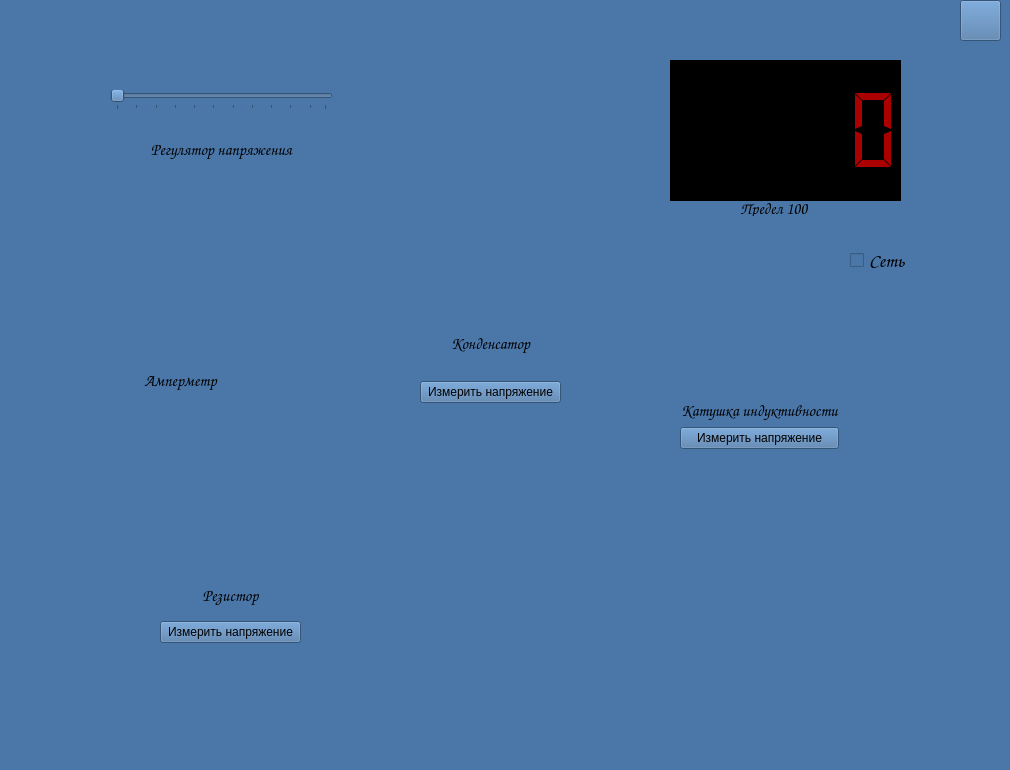
This is forms_ui/laba15.ui in doktorfish0078/SimulationOfLaboratoryWork as Qt 5 draws it before an edit. The edited form follows.
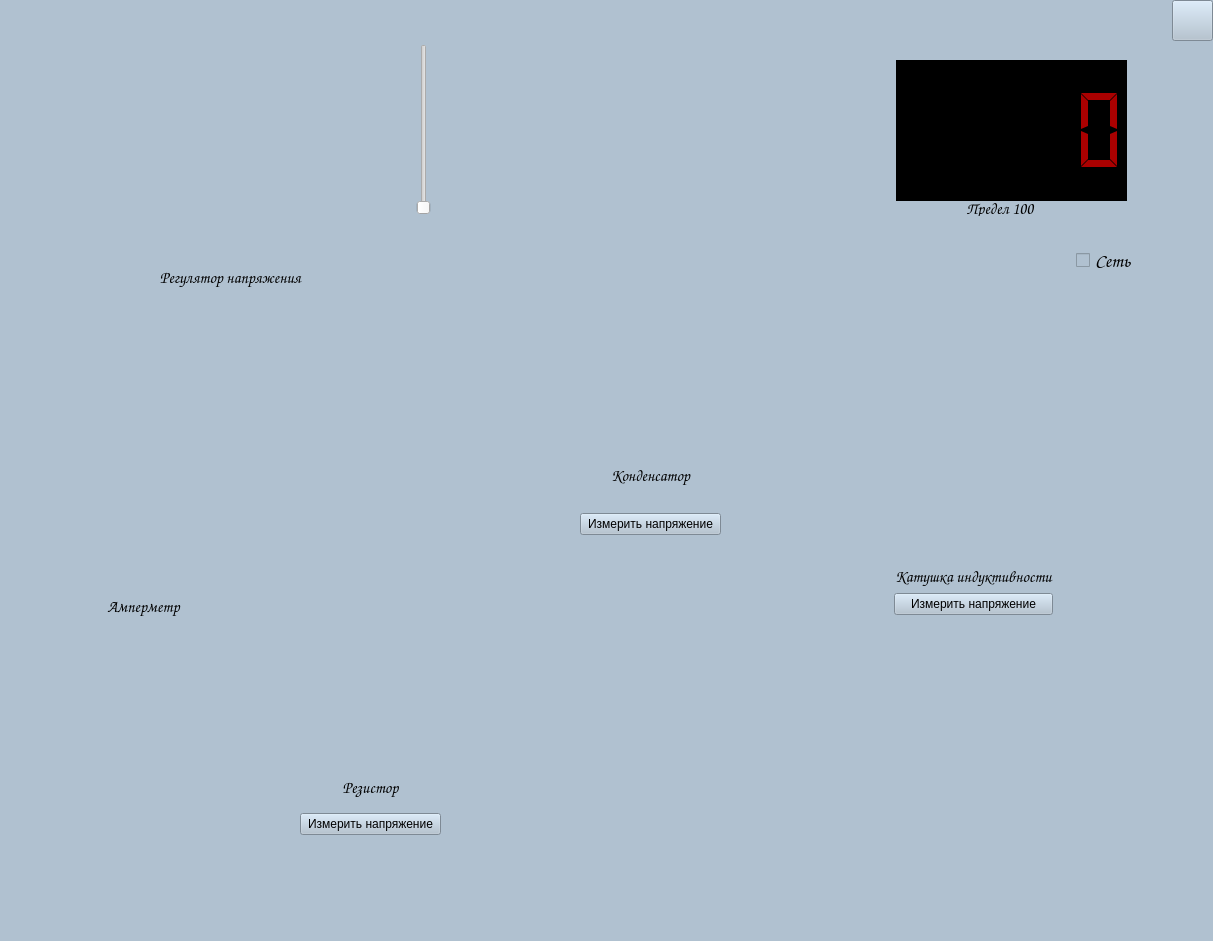
This is the edited form. Icons and pictures are not drawn.

The edit to the form file:
```diff
--- a/forms_ui/laba15.ui
+++ b/forms_ui/laba15.ui
@@ -6,79 +6,45 @@
    <rect>
     <x>0</x>
     <y>0</y>
-    <width>1010</width>
-    <height>770</height>
+    <width>1213</width>
+    <height>941</height>
    </rect>
   </property>
   <property name="minimumSize">
    <size>
-    <width>1010</width>
-    <height>770</height>
+    <width>0</width>
+    <height>0</height>
    </size>
   </property>
   <property name="maximumSize">
    <size>
-    <width>1010</width>
-    <height>770</height>
+    <width>11111</width>
+    <height>11111</height>
    </size>
   </property>
   <property name="windowTitle">
    <string>MainWindow</string>
   </property>
   <property name="styleSheet">
-   <string notr="true">background-color: rgb(74, 118, 168);</string>
+   <string notr="true">background-color: rgb(176,193,208);</string>
   </property>
   <widget class="QWidget" name="centralwidget">
    <widget class="QWidget" name="verticalLayoutWidget">
     <property name="geometry">
      <rect>
-      <x>60</x>
-      <y>260</y>
+      <x>22</x>
+      <y>352</y>
       <width>241</width>
       <height>241</height>
      </rect>
     </property>
-    <layout class="QVBoxLayout" name="verticalLayout">
-     <item>
-      <widget class="QLabel" name="label">
-       <property name="minimumSize">
-        <size>
-         <width>0</width>
-         <height>0</height>
-        </size>
-       </property>
-       <property name="maximumSize">
-        <size>
-         <width>16777215</width>
-         <height>24</height>
-        </size>
-       </property>
-       <property name="font">
-        <font>
-         <family>Comic Sans MS</family>
-         <pointsize>12</pointsize>
-         <weight>75</weight>
-         <bold>true</bold>
-        </font>
-       </property>
-       <property name="text">
-        <string>Амперметр</string>
-       </property>
-       <property name="scaledContents">
-        <bool>true</bool>
-       </property>
-       <property name="alignment">
-        <set>Qt::AlignCenter</set>
-       </property>
-      </widget>
-     </item>
-    </layout>
+    <layout class="QVBoxLayout" name="verticalLayout"/>
    </widget>
    <widget class="QWidget" name="verticalLayoutWidget_2">
     <property name="geometry">
      <rect>
-      <x>420</x>
-      <y>240</y>
+      <x>580</x>
+      <y>372</y>
       <width>141</width>
       <height>163</height>
      </rect>
@@ -139,8 +105,8 @@
    <widget class="QWidget" name="verticalLayoutWidget_3">
     <property name="geometry">
      <rect>
-      <x>680</x>
-      <y>380</y>
+      <x>894</x>
+      <y>546</y>
       <width>235</width>
       <height>313</height>
      </rect>
@@ -222,8 +188,8 @@
    <widget class="QWidget" name="verticalLayoutWidget_4">
     <property name="geometry">
      <rect>
-      <x>160</x>
-      <y>540</y>
+      <x>300</x>
+      <y>732</y>
       <width>141</width>
       <height>103</height>
      </rect>
@@ -281,7 +247,7 @@
    <widget class="QLabel" name="label_8">
     <property name="geometry">
      <rect>
-      <x>630</x>
+      <x>856</x>
       <y>10</y>
       <width>311</width>
       <height>231</height>
@@ -303,7 +269,7 @@
    <widget class="QLCDNumber" name="voltmeter">
     <property name="geometry">
      <rect>
-      <x>670</x>
+      <x>896</x>
       <y>60</y>
       <width>231</width>
       <height>141</height>
@@ -338,7 +304,7 @@
    <widget class="QCheckBox" name="NetCheck">
     <property name="geometry">
      <rect>
-      <x>850</x>
+      <x>1076</x>
       <y>250</y>
       <width>81</width>
       <height>21</height>
@@ -359,7 +325,7 @@
    <widget class="QLabel" name="label_9">
     <property name="geometry">
      <rect>
-      <x>740</x>
+      <x>966</x>
       <y>200</y>
       <width>111</width>
       <height>16</height>
@@ -380,68 +346,10 @@
      <string>Предел 100</string>
     </property>
    </widget>
-   <widget class="QWidget" name="verticalLayoutWidget_5">
-    <property name="geometry">
-     <rect>
-      <x>110</x>
-      <y>90</y>
-      <width>223</width>
-      <height>92</height>
-     </rect>
-    </property>
-    <layout class="QVBoxLayout" name="verticalLayout_3">
-     <item>
-      <widget class="QSlider" name="slider_voltage">
-       <property name="maximum">
-        <number>54</number>
-       </property>
-       <property name="sliderPosition">
-        <number>0</number>
-       </property>
-       <property name="orientation">
-        <enum>Qt::Horizontal</enum>
-       </property>
-       <property name="invertedAppearance">
-        <bool>false</bool>
-       </property>
-       <property name="invertedControls">
-        <bool>false</bool>
-       </property>
-       <property name="tickPosition">
-        <enum>QSlider::TicksBelow</enum>
-       </property>
-       <property name="tickInterval">
-        <number>5</number>
-       </property>
-      </widget>
-     </item>
-     <item>
-      <widget class="QLabel" name="label_10">
-       <property name="font">
-        <font>
-         <family>Comic Sans MS</family>
-         <pointsize>12</pointsize>
-         <weight>75</weight>
-         <bold>true</bold>
-        </font>
-       </property>
-       <property name="text">
-        <string>Регулятор напряжения</string>
-       </property>
-       <property name="scaledContents">
-        <bool>true</bool>
-       </property>
-       <property name="alignment">
-        <set>Qt::AlignCenter</set>
-       </property>
-      </widget>
-     </item>
-    </layout>
-   </widget>
    <widget class="QPushButton" name="button_info">
     <property name="geometry">
      <rect>
-      <x>960</x>
+      <x>1172</x>
       <y>0</y>
       <width>41</width>
       <height>41</height>
@@ -461,6 +369,141 @@
      </size>
     </property>
    </widget>
+   <widget class="QLabel" name="label_10">
+    <property name="geometry">
+     <rect>
+      <x>72</x>
+      <y>260</y>
+      <width>317</width>
+      <height>35</height>
+     </rect>
+    </property>
+    <property name="font">
+     <font>
+      <family>Comic Sans MS</family>
+      <pointsize>12</pointsize>
+      <weight>75</weight>
+      <bold>true</bold>
+     </font>
+    </property>
+    <property name="text">
+     <string>Регулятор напряжения</string>
+    </property>
+    <property name="scaledContents">
+     <bool>true</bool>
+    </property>
+    <property name="alignment">
+     <set>Qt::AlignCenter</set>
+    </property>
+   </widget>
+   <widget class="QSlider" name="slider_voltage">
+    <property name="geometry">
+     <rect>
+      <x>410</x>
+      <y>44</y>
+      <width>27</width>
+      <height>171</height>
+     </rect>
+    </property>
+    <property name="styleSheet">
+     <string notr="true">background-color: none;</string>
+    </property>
+    <property name="maximum">
+     <number>54</number>
+    </property>
+    <property name="sliderPosition">
+     <number>0</number>
+    </property>
+    <property name="tracking">
+     <bool>true</bool>
+    </property>
+    <property name="orientation">
+     <enum>Qt::Vertical</enum>
+    </property>
+    <property name="invertedAppearance">
+     <bool>false</bool>
+    </property>
+    <property name="invertedControls">
+     <bool>false</bool>
+    </property>
+    <property name="tickPosition">
+     <enum>QSlider::NoTicks</enum>
+    </property>
+    <property name="tickInterval">
+     <number>5</number>
+    </property>
+   </widget>
+   <widget class="QLabel" name="label_regulator">
+    <property name="geometry">
+     <rect>
+      <x>18</x>
+      <y>8</y>
+      <width>431</width>
+      <height>249</height>
+     </rect>
+    </property>
+    <property name="text">
+     <string/>
+    </property>
+    <property name="pixmap">
+     <pixmap>../images/laba_15/Безымянный-2.png</pixmap>
+    </property>
+    <property name="scaledContents">
+     <bool>true</bool>
+    </property>
+   </widget>
+   <widget class="QLabel" name="label">
+    <property name="geometry">
+     <rect>
+      <x>24</x>
+      <y>594</y>
+      <width>239</width>
+      <height>24</height>
+     </rect>
+    </property>
+    <property name="minimumSize">
+     <size>
+      <width>0</width>
+      <height>0</height>
+     </size>
+    </property>
+    <property name="maximumSize">
+     <size>
+      <width>16777215</width>
+      <height>24</height>
+     </size>
+    </property>
+    <property name="font">
+     <font>
+      <family>Comic Sans MS</family>
+      <pointsize>12</pointsize>
+      <weight>75</weight>
+      <bold>true</bold>
+     </font>
+    </property>
+    <property name="text">
+     <string>Амперметр</string>
+    </property>
+    <property name="scaledContents">
+     <bool>true</bool>
+    </property>
+    <property name="alignment">
+     <set>Qt::AlignCenter</set>
+    </property>
+   </widget>
+   <zorder>label_regulator</zorder>
+   <zorder>verticalLayoutWidget</zorder>
+   <zorder>verticalLayoutWidget_2</zorder>
+   <zorder>verticalLayoutWidget_3</zorder>
+   <zorder>verticalLayoutWidget_4</zorder>
+   <zorder>label_8</zorder>
+   <zorder>voltmeter</zorder>
+   <zorder>NetCheck</zorder>
+   <zorder>label_9</zorder>
+   <zorder>button_info</zorder>
+   <zorder>label_10</zorder>
+   <zorder>slider_voltage</zorder>
+   <zorder>label</zorder>
   </widget>
   <widget class="QMenuBar" name="menubar">
    <property name="geometry">
```
Left out of the diff: 3 changed lines with no effect on the pictures.
